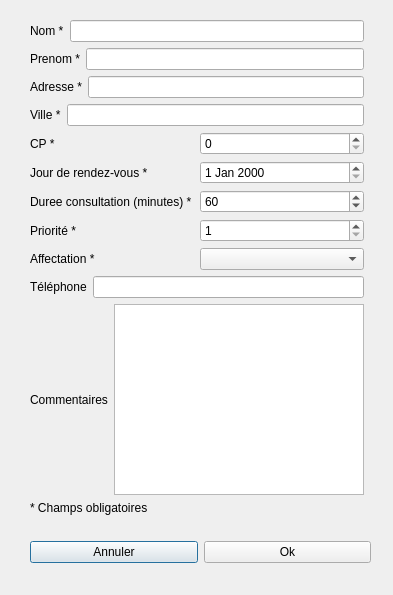
This is ajouterclient.ui in DoykFilt/qt- as Qt 5 draws it before an edit. The edited form follows.
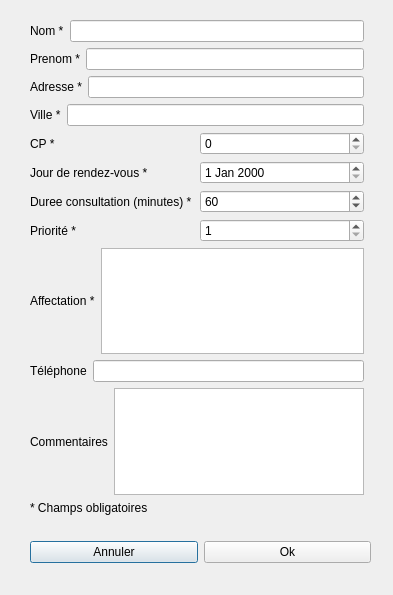
This is the edited form.

```diff
--- a/ajouterclient.ui
+++ b/ajouterclient.ui
@@ -169,8 +169,11 @@
        </widget>
       </item>
       <item>
-       <widget class="QComboBox" name="comboAffectation">
-        <property name="editable">
+       <widget class="QListWidget" name="listWidgetAffectation">
+        <property name="uniformItemSizes">
+         <bool>false</bool>
+        </property>
+        <property name="sortingEnabled">
          <bool>false</bool>
         </property>
        </widget>
```
